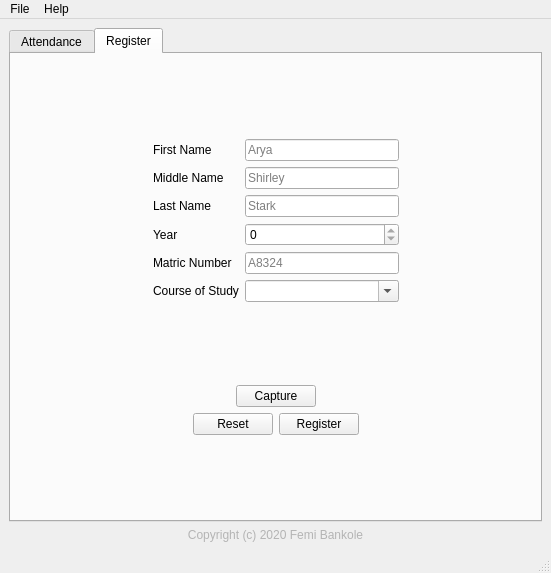
Before: the Qt Designer form ui/xrecog.ui in iTranscend/xRecog, drawn with Qt 5.
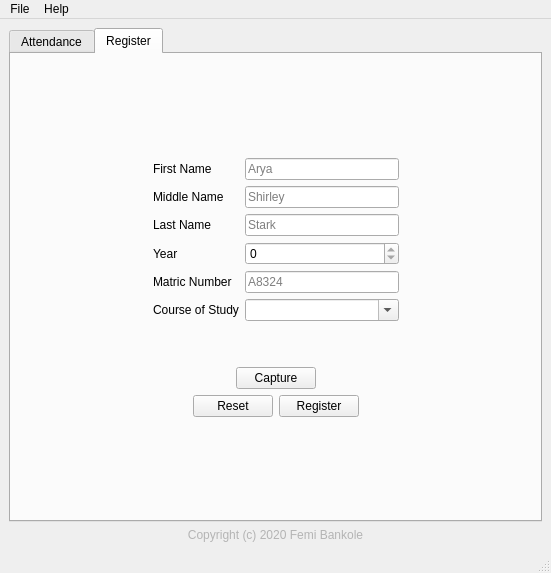
After: the same form once the commit is applied. The open tabs and pages were chosen to show the change. Icons and pictures are not drawn.

Commit message: Redefine sizePolicy to shrink registration spacer

Patch:
```diff
--- a/ui/xrecog.ui
+++ b/ui/xrecog.ui
@@ -601,6 +601,9 @@
           <property name="orientation">
            <enum>Qt::Vertical</enum>
           </property>
+          <property name="sizeType">
+           <enum>QSizePolicy::Preferred</enum>
+          </property>
           <property name="sizeHint" stdset="0">
            <size>
             <width>20</width>
```
